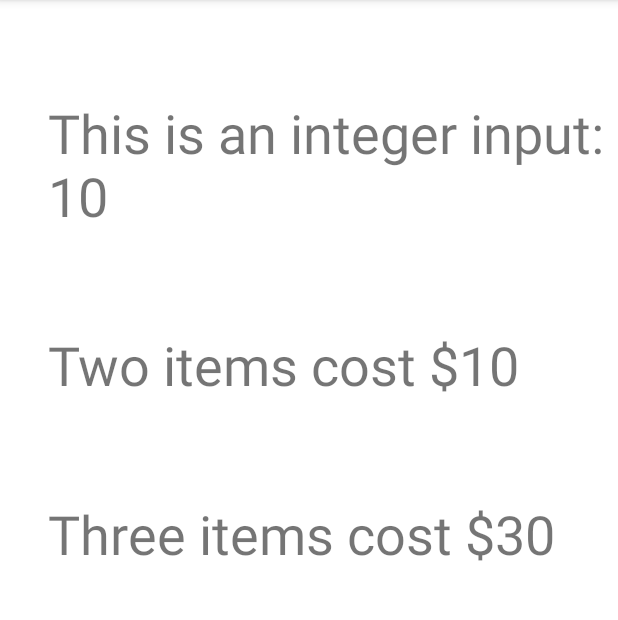
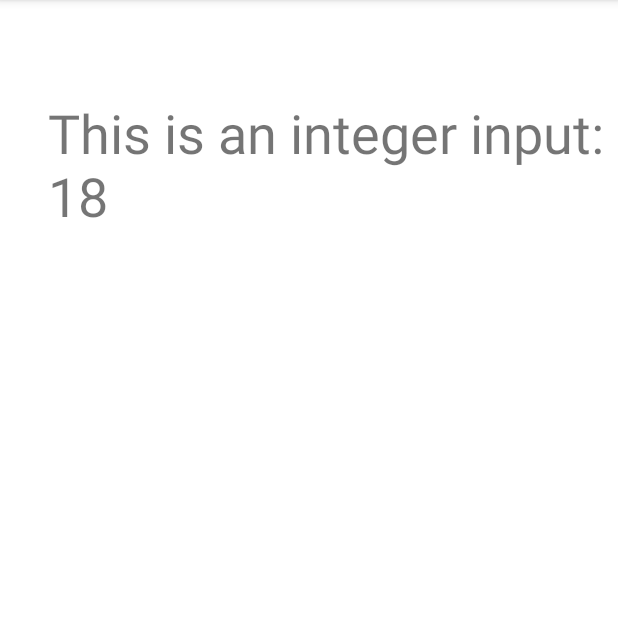
Before and after one commit to ahmed-razic/AndroidBasics_PracticeSet2, an Android app: the screen it shows after launch (MainActivity), on a phone screen of 412 x 824 dp, the part 84-704 px from its top. Run offline under Robolectric (Android 15) with nearby library versions, the phone set to English and light mode, and no system bars.

```diff
--- a/app/src/main/java/com/example/android/practiceset2/MainActivity.java
+++ b/app/src/main/java/com/example/android/practiceset2/MainActivity.java
@@ -23,21 +23,39 @@ public class MainActivity extends AppCompatActivity {
         display2("2 boxes: $" + (raspberryPrice));
         display3("3 boxes: $" + (raspberryPrice * 3));*/
 
-
-        display1("My first text.");
-        display2("And second.");
-        display3("And third, finally.");
-
-
-
-        int priceOfOneItem = 5;
+/*      int priceOfOneItem = 5;
 
         display1("One item costs $" + priceOfOneItem);
         priceOfOneItem = 10;
         display2("Two items cost $" + priceOfOneItem);
         display3("Three items cost $" + (3 * priceOfOneItem));
 
-        display4(10);
+        display4(10);*/
+
+
+
+       /* display1("My first text.");
+        display2("And second.");
+        display3("And third, finally.");
+
+        int integer;
+        int int;
+        integer number;
+
+        String currentPlaying = "Pinocchio -- Penguin Prison;
+        string currentPlaying = "Fantasy -- Alina Baraz & Galimatias";
+        String currentPlaying = "Call Me Up -- Chromeo"*/
+
+        int day1 = 15;
+        int day2 = 22;
+        int day3 = 18;
+        display((day1 + day2 + day3) / 3);
+
+
+
+
+
+
 
     }
 
```
